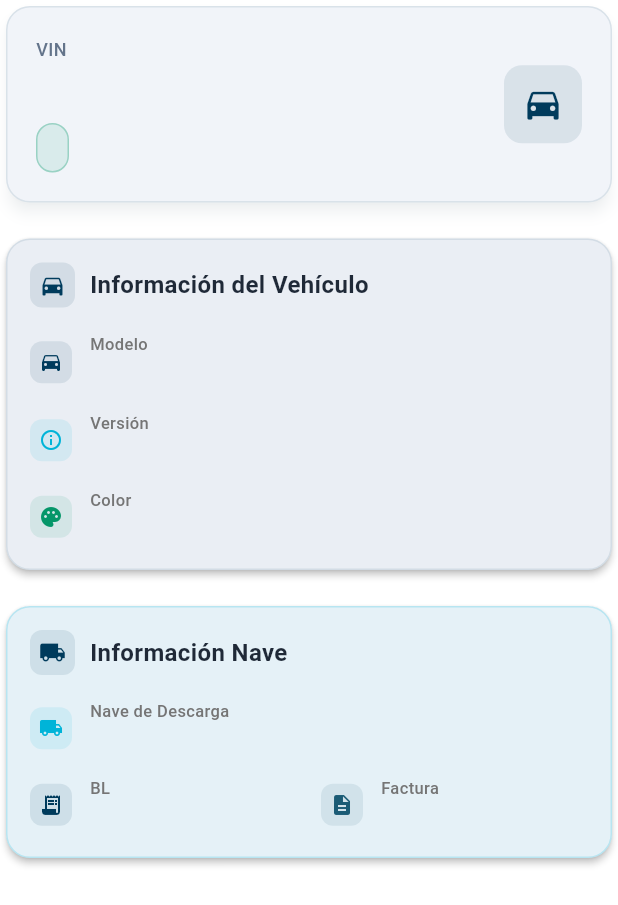
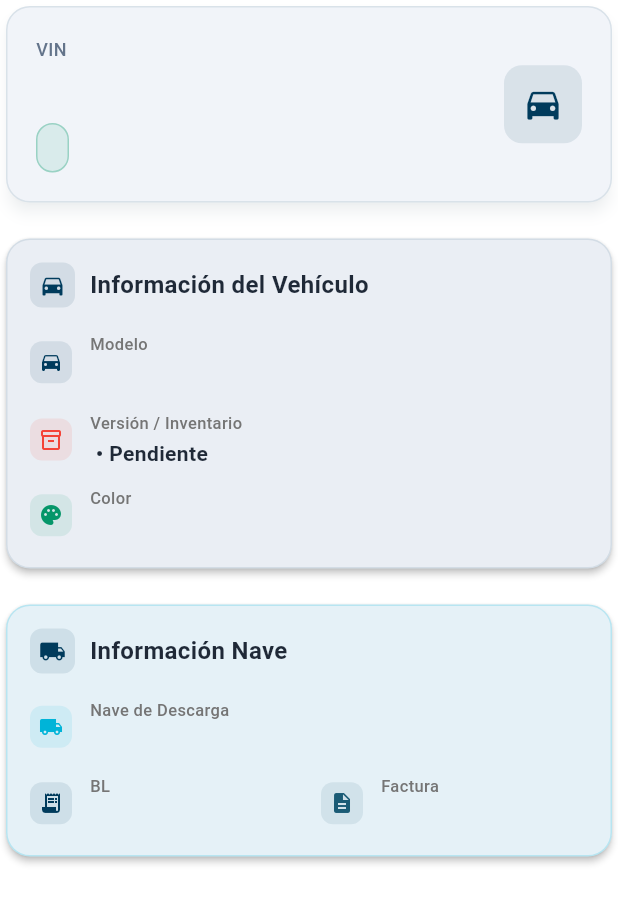
Before and after one commit to snestors/stampcamera, a Flutter app: the DetalleInfoGeneral widget shown alone on an empty page, opened directly with empty values, on a phone screen of 412 x 824 dp. Shown: the top 905 px of the screen. Run offline on Flutter 3.47's test engine with Material 3 defaults, Android fonts, the phone set to English and light mode, and no system bars; our stand-ins replace camera, connectivity_plus, dio, flutter_native_splash, flutter_riverpod, flutter_secure_storage and 7 more; missing offline and left inert: mobile_scanner; accounts and stored records are empty; network calls fail.

Commit message:
Ajustar Versionado, y Corregir pantallar invetnario formularo foto. y ajustar contenedores.

```diff
--- a/lib/models/autos/detalle_registro_model.dart
+++ b/lib/models/autos/detalle_registro_model.dart
@@ -59,6 +59,7 @@ class InformacionUnidad {
   final String? version;
   final String? tipo;
   final Marca marca;
+  final bool inventario;
 
   InformacionUnidad({
     this.id,
@@ -66,6 +67,7 @@ class InformacionUnidad {
     this.version,
     this.tipo,
     required this.marca,
+    required this.inventario,
   });
 
   factory InformacionUnidad.fromJson(Map<String, dynamic> json) {
@@ -75,6 +77,7 @@ class InformacionUnidad {
       version: json['version'],
       tipo: json['tipo'],
       marca: Marca.fromJson(json['marca']),
+      inventario: json['inventario'] ?? false,
     );
   }
 }
--- a/lib/screens/autos/inventario/inventario_detalle_screen.dart
+++ b/lib/screens/autos/inventario/inventario_detalle_screen.dart
@@ -1,6 +1,5 @@
 import 'package:flutter/material.dart';
 import 'package:flutter_riverpod/flutter_riverpod.dart';
-import 'package:go_router/go_router.dart';
 import 'package:stampcamera/models/autos/inventario_model.dart';
 import 'package:stampcamera/providers/autos/inventario_provider.dart';
 import 'package:stampcamera/screens/autos/inventario/imagenes_tab_widget.dart';
--- a/lib/widgets/autos/detalle_info_general.dart
+++ b/lib/widgets/autos/detalle_info_general.dart
@@ -1,5 +1,6 @@
 import 'package:flutter/material.dart';
 import 'package:stampcamera/models/autos/detalle_registro_model.dart';
+import 'package:go_router/go_router.dart';
 
 class DetalleInfoGeneral extends StatelessWidget {
   final DetalleRegistroModel r;
@@ -17,7 +18,7 @@ class DetalleInfoGeneral extends StatelessWidget {
         const SizedBox(height: 16),
 
         // ✅ Información del vehículo
-        _buildVehicleInfo(),
+        _buildVehicleInfo(context),
 
         const SizedBox(height: 16),
 
@@ -148,7 +149,7 @@ class DetalleInfoGeneral extends StatelessWidget {
   // ============================================================================
   // INFORMACIÓN DEL VEHÍCULO
   // ============================================================================
-  Widget _buildVehicleInfo() {
+  Widget _buildVehicleInfo(BuildContext context) {
     return Card(
       elevation: 2,
       shape: RoundedRectangleBorder(
@@ -187,11 +188,23 @@ class DetalleInfoGeneral extends StatelessWidget {
             const SizedBox(height: 12),
 
             // Versión
-            _buildInfoRow(
-              Icons.info_outline,
-              'Versión',
-              r.informacionUnidad?.version ?? 'N/A',
-              const Color(0xFF00B4D8),
+            GestureDetector(
+              onTap: r.informacionUnidad?.id != null
+                  ? () => _navigateToInventarioDetail(
+                      context,
+                      r.informacionUnidad!.id!,
+                    )
+                  : null,
+              child: _buildInfoRow(
+                r.informacionUnidad?.inventario == true
+                    ? Icons.inventory_2
+                    : Icons.inventory_2_outlined,
+                'Versión / Inventario',
+                '${r.informacionUnidad?.version ?? 'N/A'} • ${r.informacionUnidad?.inventario == true ? 'Completado' : 'Pendiente'}',
+                r.informacionUnidad?.inventario == true
+                    ? const Color(0xFF4CAF50)
+                    : const Color(0xFFF44336),
+              ),
             ),
 
             const SizedBox(height: 12),
@@ -377,4 +390,11 @@ class DetalleInfoGeneral extends StatelessWidget {
       );
     }
   }
+
+  void _navigateToInventarioDetail(
+    BuildContext context,
+    int informacionUnidadId,
+  ) {
+    context.push('/autos/inventario/detalle/$informacionUnidadId');
+  }
 }
```
Also changed, not shown: lib/screens/autos/inventario/inventario_detalle_nave_screen.dart (+39 -4 lines), lib/screens/autos/inventario/inventario_tab_widget.dart (+77 -2 lines), lib/services/autos/inventario_service.dart (+8 -6 lines).
